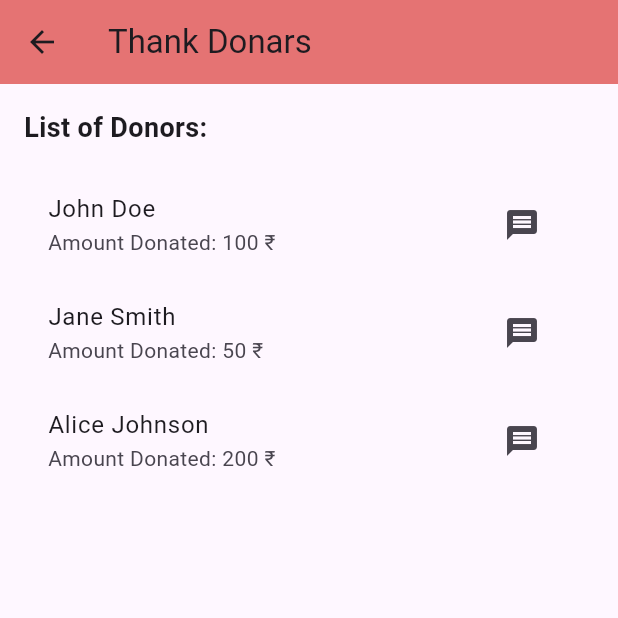
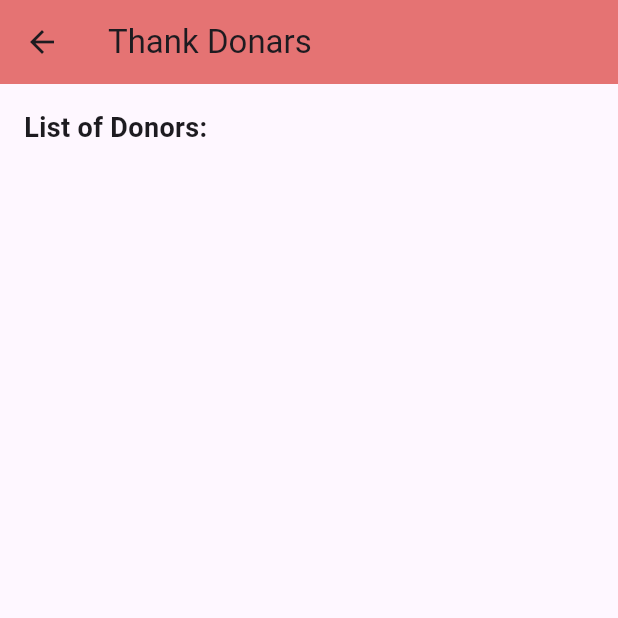
Before and after one commit to AdityaLahane-2003/fund_raiser, a Flutter app: the ThankDonorsPage screen opened directly, on a phone screen of 412 x 824 dp, the top half of it. Run offline on Flutter 3.47's test engine with Material 3 defaults, Android fonts, the phone set to English and light mode, and no system bars; our stand-ins replace carousel_slider, cloud_firestore, country_picker, firebase_auth, firebase_core, firebase_storage and 6 more; missing offline and left inert: razorpay_flutter; accounts and stored records are empty; statements that could not run were skipped.

```diff
--- a/lib/components/button.dart
+++ b/lib/components/button.dart
@@ -1,5 +1,4 @@
 import 'package:flutter/material.dart';
-
 import 'loading.dart';
 
 
--- a/lib/components/campaign_card.dart
+++ b/lib/components/campaign_card.dart
@@ -34,7 +34,7 @@ class CampaignCard extends StatelessWidget {
           Navigator.push(
             context,
             MaterialPageRoute(
-              builder: (context) => SingleCampaignHomeScreen(),
+              builder: (context) => SingleCampaignHomeScreen(campaign: campaign,),
             ),
           );
         }else{
--- a/lib/screens/main_app_screens/campaign_screens/display_campaigns_screen/campaign_list.dart
+++ b/lib/screens/main_app_screens/campaign_screens/display_campaigns_screen/campaign_list.dart
@@ -6,6 +6,7 @@ import 'package:fund_raiser_second/screens/main_app_screens/campaign_screens/upd
 
 import '../../../../components/campaign_card.dart';
 import '../../../../models/campaign_model.dart';
+import '../../../../providers/fundRaiserData_Provider.dart';
 
 class CampaignsList extends StatefulWidget {
   const CampaignsList({super.key});
@@ -51,6 +52,10 @@ class _CampaignsListState extends State<CampaignsList> {
           dateCreated: doc['dateCreated'].toDate(),
           status: doc['status'],
           dateEnd: doc['dateEnd'].toDate(),
+          tipAmount: doc['tipAmount'],
+          documentUrls: List<String>.from(doc['documentUrls']),
+          mediaUrls: List<String>.from(doc['mediaUrls']),
+          updates: List<String>.from(doc['updates']),
         );
       }).toList();
     });
--- a/lib/screens/main_app_screens/campaign_screens/display_campaigns_screen/my_campaigns.dart
+++ b/lib/screens/main_app_screens/campaign_screens/display_campaigns_screen/my_campaigns.dart
@@ -8,6 +8,7 @@ import 'package:fund_raiser_second/utils/utils_toast.dart';
 
 import '../../../../components/campaign_card.dart';
 import '../../../../firebase_services/campaign_services/delete_campaign_services.dart';
+import '../../../../providers/fundRaiserData_Provider.dart';
 
 class MyCampaigns extends StatefulWidget {
   const MyCampaigns({super.key});
@@ -73,6 +74,10 @@ class _MyCampaignsState extends State<MyCampaigns> {
                   dateCreated: campaign['dateCreated'].toDate(),
                   status: campaign['status'],
                   dateEnd: campaign['dateEnd'].toDate(),
+                  tipAmount: campaign['tipAmount'],
+                  documentUrls: List<String>.from(campaign['documentUrls']),
+                  mediaUrls: List<String>.from(campaign['mediaUrls']),
+                  updates: List<String>.from(campaign['updates']),
                 );
                 return CampaignCard(
                   campaign: campaign2,
--- a/lib/screens/main_app_screens/campaign_screens/single_campaign_details/thank_donars_screen.dart
+++ b/lib/screens/main_app_screens/campaign_screens/single_campaign_details/thank_donars_screen.dart
@@ -1,13 +1,6 @@
 import 'package:flutter/material.dart';
 
 class ThankDonorsPage extends StatelessWidget {
-  // Dummy data for demonstration purposes
-  final List<Donor> donors = [
-    Donor(name: 'John Doe', amountDonated: 100),
-    Donor(name: 'Jane Smith', amountDonated: 50),
-    Donor(name: 'Alice Johnson', amountDonated: 200),
-    // Add more dummy data as needed
-  ];
 
    ThankDonorsPage({super.key});
 
@@ -27,46 +20,9 @@ class ThankDonorsPage extends StatelessWidget {
               'List of Donors:',
               style: TextStyle(fontSize: 18, fontWeight: FontWeight.bold),
             ),
-            const SizedBox(height: 16.0),
-            // Display the list of donors
-            Expanded(
-              child: ListView.builder(
-                itemCount: donors.length,
-                itemBuilder: (context, index) {
-                  Donor donor = donors[index];
-                  return ListTile(
-                    title: Text(donor.name),
-                    subtitle: Text('Amount Donated: ${donor.amountDonated} ₹'),
-                    trailing: IconButton(
-                      icon: const Icon(Icons.message),
-                      onPressed: () {
-                        // Handle sending a message to the donor
-                        // You can navigate to a messaging screen or implement your logic
-                        // to send a message to the donor
-                        showSnackBar(context, 'Message sent to ${donor.name}');
-                      },
-                    ),
-                  );
-                },
-              ),
-            ),
+
           ],
         ),
       ),
     );
-  }
-
-  void showSnackBar(BuildContext context, String message) {
-    ScaffoldMessenger.of(context).showSnackBar(SnackBar(
-      content: Text(message),
-      duration: const Duration(seconds: 2),
-    ));
-  }
-}
-
-class Donor {
-  final String name;
-  final int amountDonated;
-
-  Donor({required this.name, required this.amountDonated});
-}
+  }}
```
Also changed, not shown: lib/firebase_services/campaign_services/campaign_services.dart (+6 -1 lines), lib/models/campaign_model.dart (+12 -0 lines), lib/providers/fundRaiserData_Provider.dart (+15 -1 lines), lib/screens/main_app_screens/campaign_screens/donate_screen.dart (+40 -16 lines), lib/screens/main_app_screens/campaign_screens/single_campaign_details/campaign_details_home.dart (+44 -28 lines), lib/screens/main_app_screens/campaign_screens/single_campaign_details/single_campaign_home.dart (+17 -10 lines), lib/screens/main_app_screens/take_user_info.dart (+0 -14 lines).
